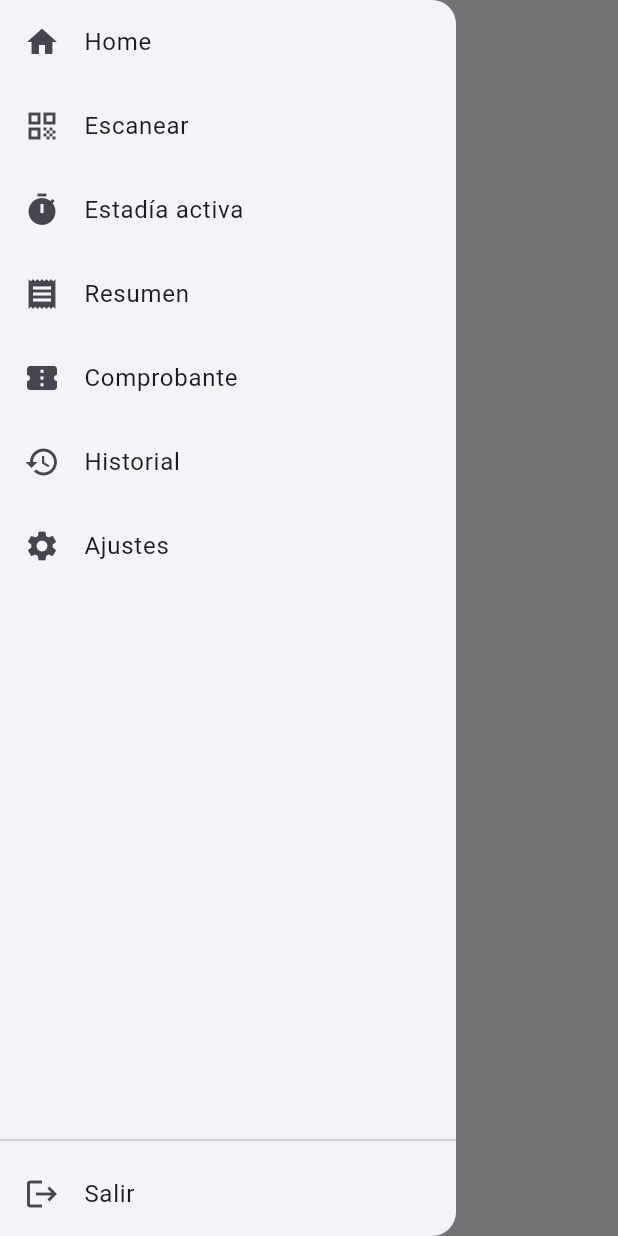
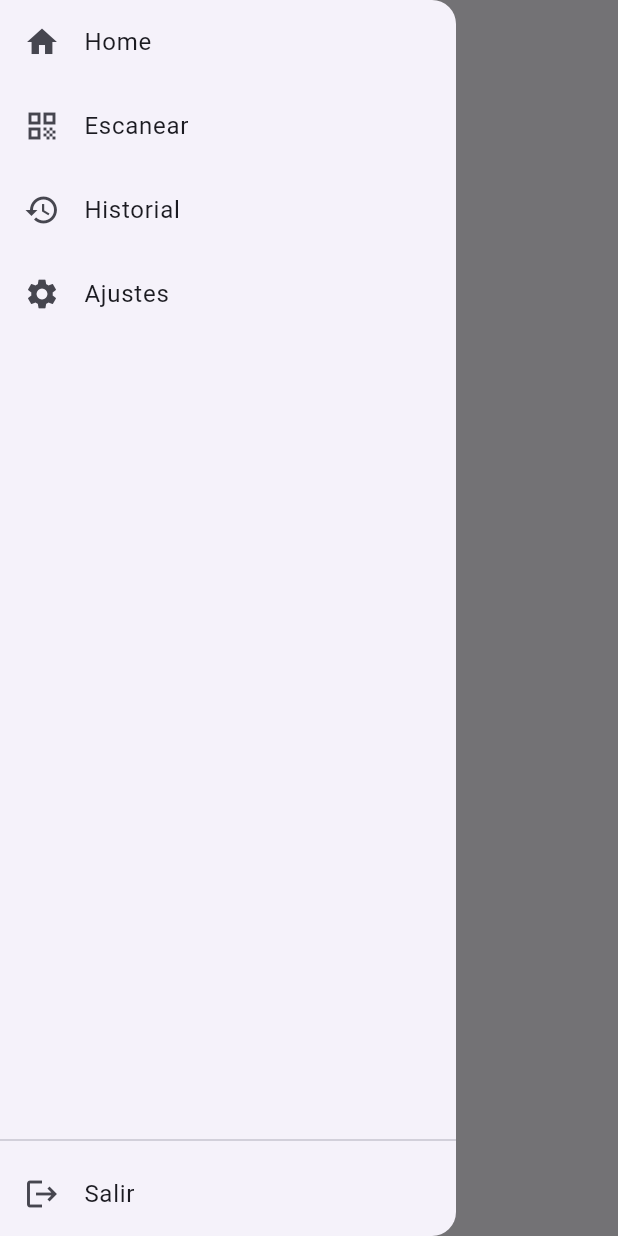
Before and after one commit to FacundoBn/Proyecto-TP3, a Flutter app: the AppScaffold screen opened directly, with the side drawer open, on a phone screen of 412 x 824 dp. Run offline on Flutter 3.47's test engine with Material 3 defaults, Android fonts, the phone set to English and light mode, and no system bars; our stand-ins replace go_router, shared_preferences; missing offline and left inert: tp_final_componentes; accounts and stored records are empty.

Commit message:
Delete some labels of menu

```diff
--- a/lib/core/widgets/app_scaffold.dart
+++ b/lib/core/widgets/app_scaffold.dart
@@ -55,9 +55,6 @@ class AppScaffold extends StatelessWidget {
                 ),
               _tile(context, Icons.home,      'Home',            '/home'),
               _tile(context, Icons.qr_code,   'Escanear',        '/scan'),
-              _tile(context, Icons.timer,     'Estadía activa',  '/active'),
-              _tile(context, Icons.receipt,   'Resumen',         '/summary'),
-              _tile(context, Icons.confirmation_number, 'Comprobante', '/receipt'),
               _tile(context, Icons.history,   'Historial',       '/history'),
               _tile(context, Icons.settings,  'Ajustes',         '/settings'),
               const Spacer(),
```
